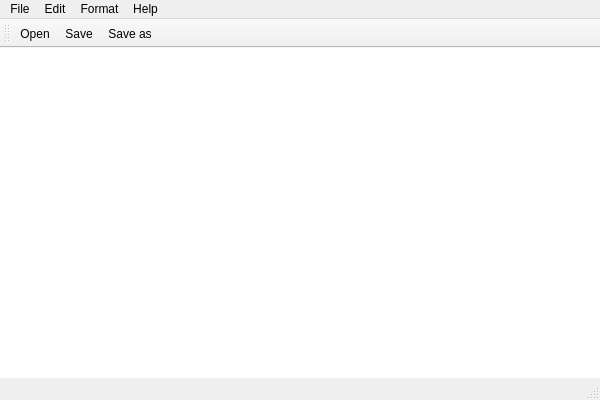
The window that TextEditor0311/MainWindow.ui (Aleskey1988/TextEditor0311) describes before a commit, drawn with Qt 5.
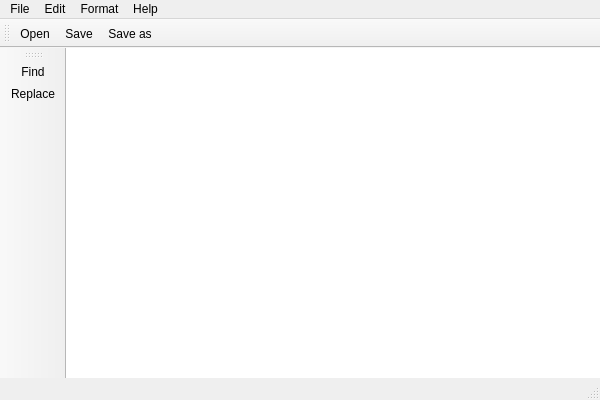
The same window after the commit. Icons and pictures are not drawn.

Commit message: Added Find and Replace dialogs

```diff
--- a/TextEditor0311/MainWindow.ui
+++ b/TextEditor0311/MainWindow.ui
@@ -105,6 +105,19 @@
    <addaction name="actionSaveAs"/>
   </widget>
   <widget class="QStatusBar" name="statusBar"/>
+  <widget class="QToolBar" name="toolBar">
+   <property name="windowTitle">
+    <string>toolBar</string>
+   </property>
+   <attribute name="toolBarArea">
+    <enum>LeftToolBarArea</enum>
+   </attribute>
+   <attribute name="toolBarBreak">
+    <bool>false</bool>
+   </attribute>
+   <addaction name="actionFind"/>
+   <addaction name="actionReplace"/>
+  </widget>
   <action name="actionOpen">
    <property name="icon">
     <iconset resource="MainWindow.qrc">
```
Left out of the diff: 4 changed lines with no effect on the pictures. The commit also changes 8 other files.
